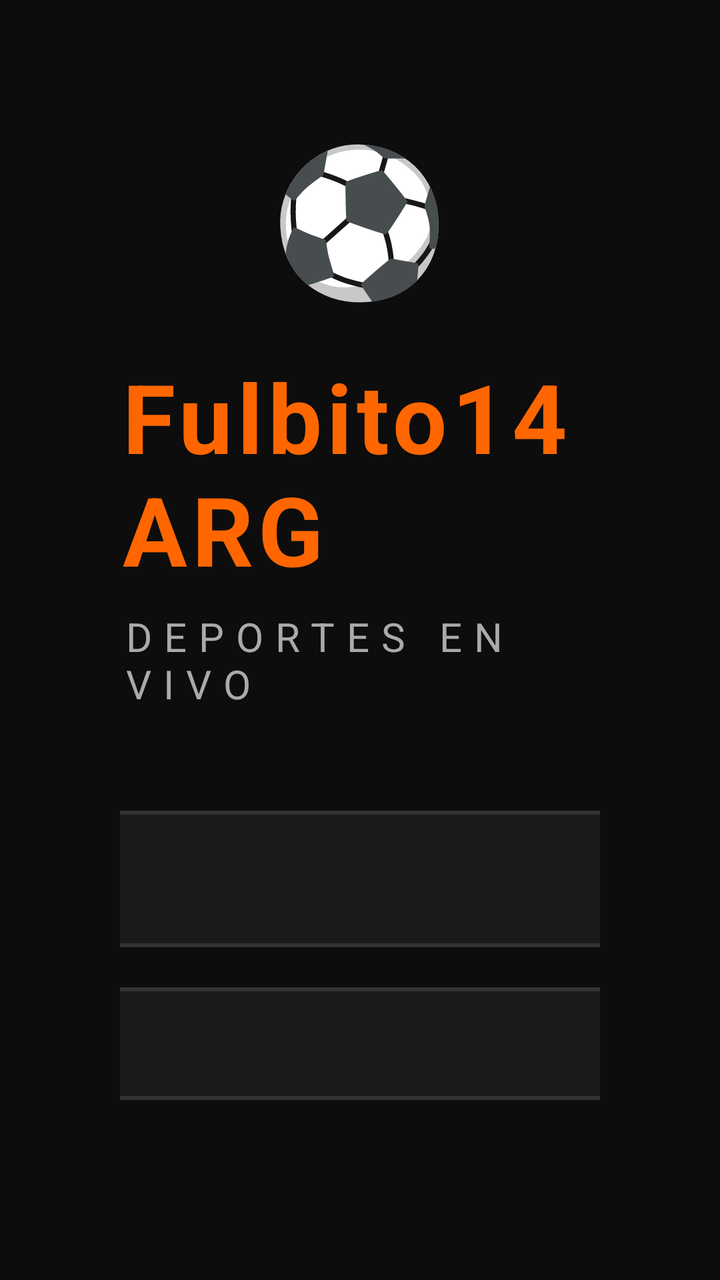
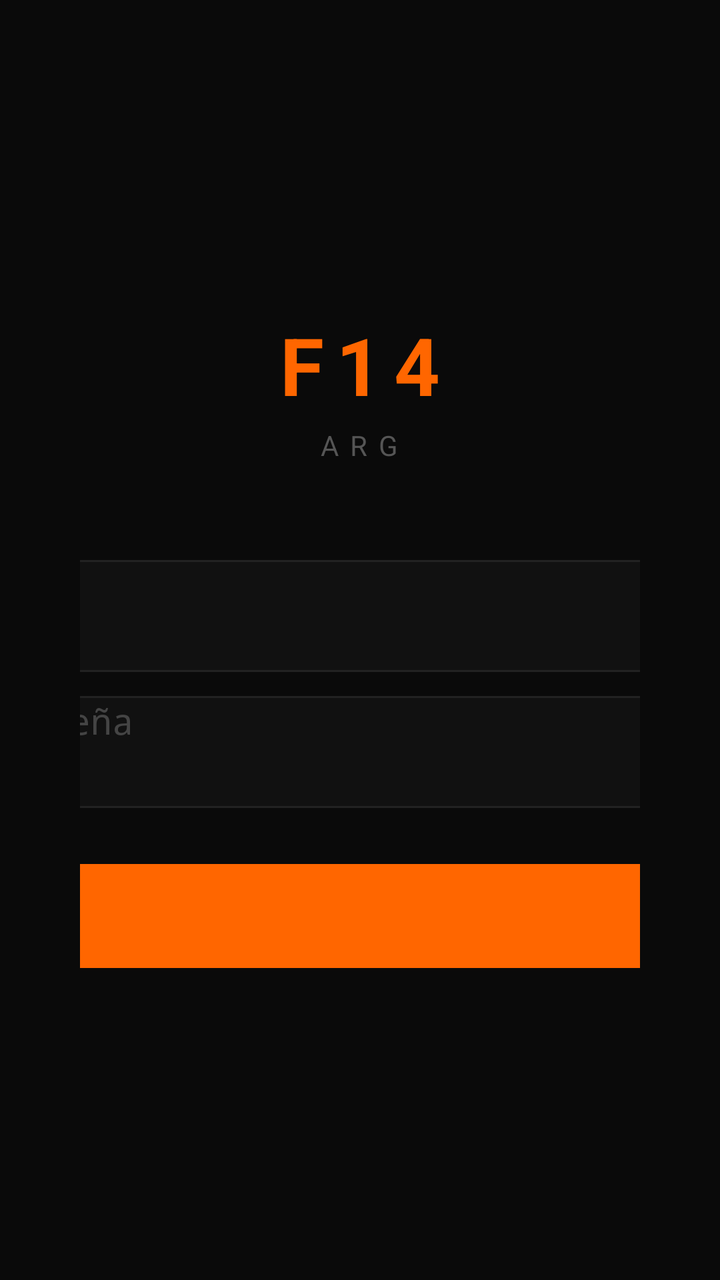

Compare the two renders of this Android layout. The source of the first and the diff that turns it into the second are given below.
<!-- AndroidManifest.xml: application theme Theme.Fulbito14 -->
<!-- res/layout/activity_login.xml -->
<?xml version="1.0" encoding="utf-8"?>
<LinearLayout xmlns:android="http://schemas.android.com/apk/res/android"
    android:layout_width="match_parent"
    android:layout_height="match_parent"
    android:orientation="vertical"
    android:gravity="center"
    android:background="#0D0D0D"
    android:padding="60dp">

    
    <TextView
        android:layout_width="wrap_content"
        android:layout_height="wrap_content"
        android:text="⚽"
        android:textSize="72sp"
        android:layout_marginBottom="20dp" />

    <TextView
        android:layout_width="wrap_content"
        android:layout_height="wrap_content"
        android:text="Fulbito14 ARG"
        android:textSize="48sp"
        android:textColor="#FF6600"
        android:textStyle="bold"
        android:letterSpacing="0.05"
        android:layout_marginBottom="8dp" />

    <TextView
        android:layout_width="wrap_content"
        android:layout_height="wrap_content"
        android:text="DEPORTES EN VIVO"
        android:textSize="20sp"
        android:textColor="#AAAAAA"
        android:letterSpacing="0.3"
        android:layout_marginBottom="50dp" />

    
    <EditText
        android:id="@+id/edit_user"
        android:layout_width="600dp"
        android:layout_height="wrap_content"
        android:hint="Usuario"
        android:textColor="#FFFFFF"
        android:textColorHint="#666666"
        android:textSize="24sp"
        android:padding="18dp"
        android:background="@drawable/edit_text_bg"
        android:layout_marginBottom="20dp"
        android:singleLine="true"
        android:inputType="text"
        android:imeOptions="actionNext" />

    
    <EditText
        android:id="@+id/edit_pass"
        android:layout_width="600dp"
        android:layout_height="wrap_content"
        android:hint="Contraseña"
        android:textColor="#FFFFFF"
        android:textColorHint="#666666"
        android:textSize="24sp"
        android:padding="18dp"
        android:background="@drawable/edit_text_bg"
        android:layout_marginBottom="30dp"
        android:singleLine="true"
        android:inputType="textPassword"
        android:imeOptions="actionDone" />

    
    <Button
        android:id="@+id/btn_login"
        android:layout_width="600dp"
        android:layout_height="wrap_content"
        android:text="INGRESAR"
        android:textSize="24sp"
        android:textColor="#FFFFFF"
        android:textStyle="bold"
        android:letterSpacing="0.1"
        android:background="@drawable/btn_primary"
        android:padding="18dp" />

    
    <TextView
        android:id="@+id/text_error"
        android:layout_width="wrap_content"
        android:layout_height="wrap_content"
        android:text=""
        android:textColor="#FF3333"
        android:textSize="20sp"
        android:layout_marginTop="20dp"
        android:visibility="gone" />

</LinearLayout>
<!-- resources referenced by this layout -->
<resources>
  <!-- drawable btn_primary (drawable) -->
  <?xml version="1.0" encoding="utf-8"?>
  <shape xmlns:android="http://schemas.android.com/apk/res/android"
      android:shape="rectangle">
      <solid android:color="#FF6600" />
      <corners android:radius="10dp" />
  </shape>
  <!-- drawable edit_text_bg (drawable) -->
  <?xml version="1.0" encoding="utf-8"?>
  <shape xmlns:android="http://schemas.android.com/apk/res/android"
      android:shape="rectangle">
      <solid android:color="#1A1A1A" />
      <corners android:radius="10dp" />
      <stroke android:width="2dp" android:color="#333333" />
  </shape>
  <style name="Theme.Fulbito14" parent="@style/Theme.Leanback">
          <item name="android:windowBackground">#0D0D0D</item>
          <item name="android:colorBackground">#0D0D0D</item>
          <item name="android:statusBarColor">#0D0D0D</item>
          <item name="android:navigationBarColor">#0D0D0D</item>
          <item name="android:windowFullscreen">true</item>
          <item name="android:windowContentOverlay">@null</item>
      </style>
</resources>

<!-- the commit's change to res/layout/activity_login.xml (unified diff, before → after) -->
@@ -4,80 +4,79 @@
     android:layout_height="match_parent"
     android:orientation="vertical"
     android:gravity="center"
-    android:background="#0D0D0D"
-    android:padding="60dp">
+    android:background="#0A0A0A"
+    android:padding="40dp">
 
     
     <TextView
         android:layout_width="wrap_content"
         android:layout_height="wrap_content"
-        android:text="⚽"
-        android:textSize="72sp"
-        android:layout_marginBottom="20dp" />
+        android:text="F14"
+        android:textSize="40sp"
+        android:textColor="#FF6600"
+        android:textStyle="bold"
+        android:letterSpacing="0.15"
+        android:layout_marginBottom="4dp" />
 
     <TextView
         android:layout_width="wrap_content"
         android:layout_height="wrap_content"
-        android:text="Fulbito14 ARG"
-        android:textSize="48sp"
-        android:textColor="#FF6600"
-        android:textStyle="bold"
-        android:letterSpacing="0.05"
-        android:layout_marginBottom="8dp" />
-
-    <TextView
-        android:layout_width="wrap_content"
-        android:layout_height="wrap_content"
-        android:text="DEPORTES EN VIVO"
-        android:textSize="20sp"
-        android:textColor="#AAAAAA"
-        android:letterSpacing="0.3"
-        android:layout_marginBottom="50dp" />
+        android:text="ARG"
+        android:textSize="14sp"
+        android:textColor="#555555"
+        android:letterSpacing="0.4"
+        android:layout_marginBottom="48dp" />
 
     
     <EditText
         android:id="@+id/edit_user"
-        android:layout_width="600dp"
-        android:layout_height="wrap_content"
+        android:layout_width="480dp"
+        android:layout_height="56dp"
         android:hint="Usuario"
-        android:textColor="#FFFFFF"
-        android:textColorHint="#666666"
-        android:textSize="24sp"
-        android:padding="18dp"
+        android:textColor="#E0E0E0"
+        android:textColorHint="#444444"
+        android:textSize="18sp"
+        android:paddingLeft="20dp"
+        android:paddingRight="20dp"
         android:background="@drawable/edit_text_bg"
-        android:layout_marginBottom="20dp"
+        android:layout_marginBottom="12dp"
         android:singleLine="true"
         android:inputType="text"
-        android:imeOptions="actionNext" />
+        android:imeOptions="actionNext"
+        android:cursorVisible="true"
+        android:textCursorDrawable="@null" />
 
     
     <EditText
         android:id="@+id/edit_pass"
-        android:layout_width="600dp"
-        android:layout_height="wrap_content"
+        android:layout_width="480dp"
+        android:layout_height="56dp"
         android:hint="Contraseña"
-        android:textColor="#FFFFFF"
-        android:textColorHint="#666666"
-        android:textSize="24sp"
-        android:padding="18dp"
+        android:textColor="#E0E0E0"
+        android:textColorHint="#444444"
+        android:textSize="18sp"
+        android:paddingLeft="20dp"
+        android:paddingRight="20dp"
         android:background="@drawable/edit_text_bg"
-        android:layout_marginBottom="30dp"
+        android:layout_marginBottom="28dp"
         android:singleLine="true"
         android:inputType="textPassword"
-        android:imeOptions="actionDone" />
+        android:imeOptions="actionDone"
+        android:cursorVisible="true"
+        android:textCursorDrawable="@null" />
 
     
     <Button
         android:id="@+id/btn_login"
-        android:layout_width="600dp"
-        android:layout_height="wrap_content"
-        android:text="INGRESAR"
-        android:textSize="24sp"
-        android:textColor="#FFFFFF"
+        android:layout_width="480dp"
+        android:layout_height="52dp"
+        android:text="ACCEDER"
+        android:textSize="15sp"
+        android:textColor="#0A0A0A"
         android:textStyle="bold"
-        android:letterSpacing="0.1"
+        android:letterSpacing="0.15"
         android:background="@drawable/btn_primary"
-        android:padding="18dp" />
+        android:textAllCaps="true" />
 
     
     <TextView
@@ -85,9 +84,10 @@
         android:layout_width="wrap_content"
         android:layout_height="wrap_content"
         android:text=""
-        android:textColor="#FF3333"
-        android:textSize="20sp"
-        android:layout_marginTop="20dp"
-        android:visibility="gone" />
+        android:textColor="#FF4444"
+        android:textSize="13sp"
+        android:layout_marginTop="16dp"
+        android:visibility="gone"
+        android:alpha="0.9" />
 
 </LinearLayout>
<!-- resource entries referenced after the edit -->
@@ -2,19 +2,50 @@
 <resources>
   <!-- drawable btn_primary (drawable) -->
   <?xml version="1.0" encoding="utf-8"?>
-  <shape xmlns:android="http://schemas.android.com/apk/res/android"
-      android:shape="rectangle">
-      <solid android:color="#FF6600" />
-      <corners android:radius="10dp" />
-  </shape>
+  <selector xmlns:android="http://schemas.android.com/apk/res/android">
+      
+      <item android:state_focused="false" android:state_pressed="false">
+          <shape android:shape="rectangle">
+              <solid android:color="#FF6600" />
+              <corners android:radius="8dp" />
+          </shape>
+      </item>
+      
+      <item android:state_focused="true">
+          <shape android:shape="rectangle">
+              <solid android:color="#FF7722" />
+              <corners android:radius="8dp" />
+              <stroke android:width="2dp" android:color="#FFAA66" />
+          </shape>
+      </item>
+      
+      <item android:state_pressed="true">
+          <shape android:shape="rectangle">
+              <solid android:color="#CC5500" />
+              <corners android:radius="8dp" />
+          </shape>
+      </item>
+  </selector>
   <!-- drawable edit_text_bg (drawable) -->
   <?xml version="1.0" encoding="utf-8"?>
-  <shape xmlns:android="http://schemas.android.com/apk/res/android"
-      android:shape="rectangle">
-      <solid android:color="#1A1A1A" />
-      <corners android:radius="10dp" />
-      <stroke android:width="2dp" android:color="#333333" />
-  </shape>
+  <selector xmlns:android="http://schemas.android.com/apk/res/android">
+      
+      <item android:state_focused="false">
+          <shape android:shape="rectangle">
+              <solid android:color="#111111" />
+              <corners android:radius="8dp" />
+              <stroke android:width="1dp" android:color="#222222" />
+          </shape>
+      </item>
+      
+      <item android:state_focused="true">
+          <shape android:shape="rectangle">
+              <solid android:color="#111111" />
+              <corners android:radius="8dp" />
+              <stroke android:width="1.5dp" android:color="#FF6600" />
+          </shape>
+      </item>
+  </selector>
   <style name="Theme.Fulbito14" parent="@style/Theme.Leanback">
           <item name="android:windowBackground">#0D0D0D</item>
           <item name="android:colorBackground">#0D0D0D</item>
